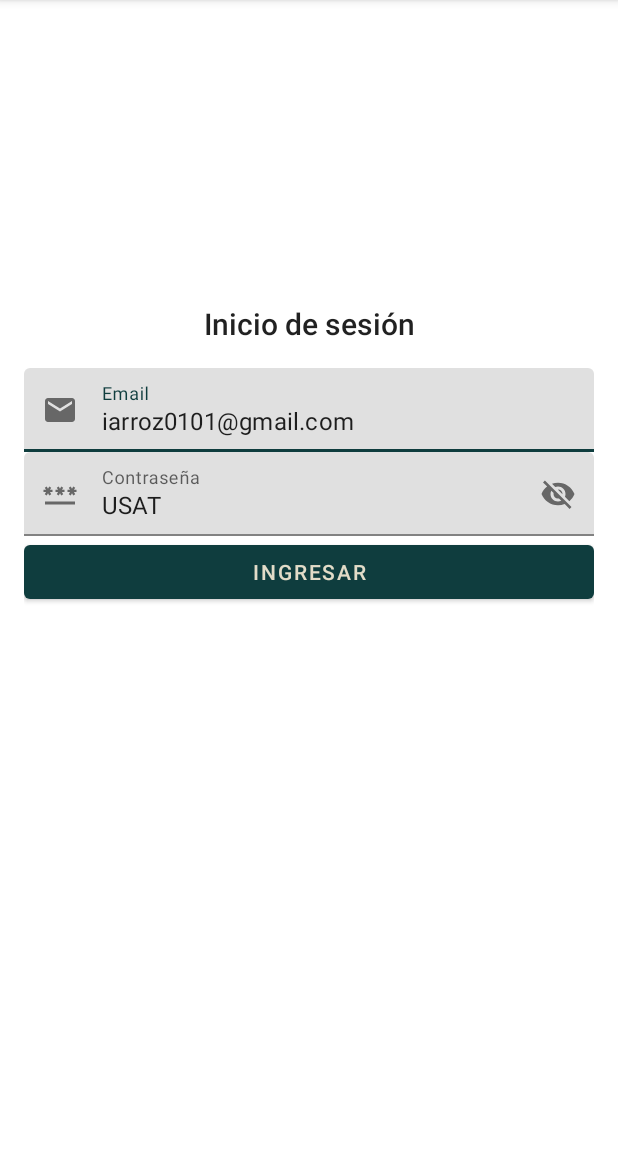
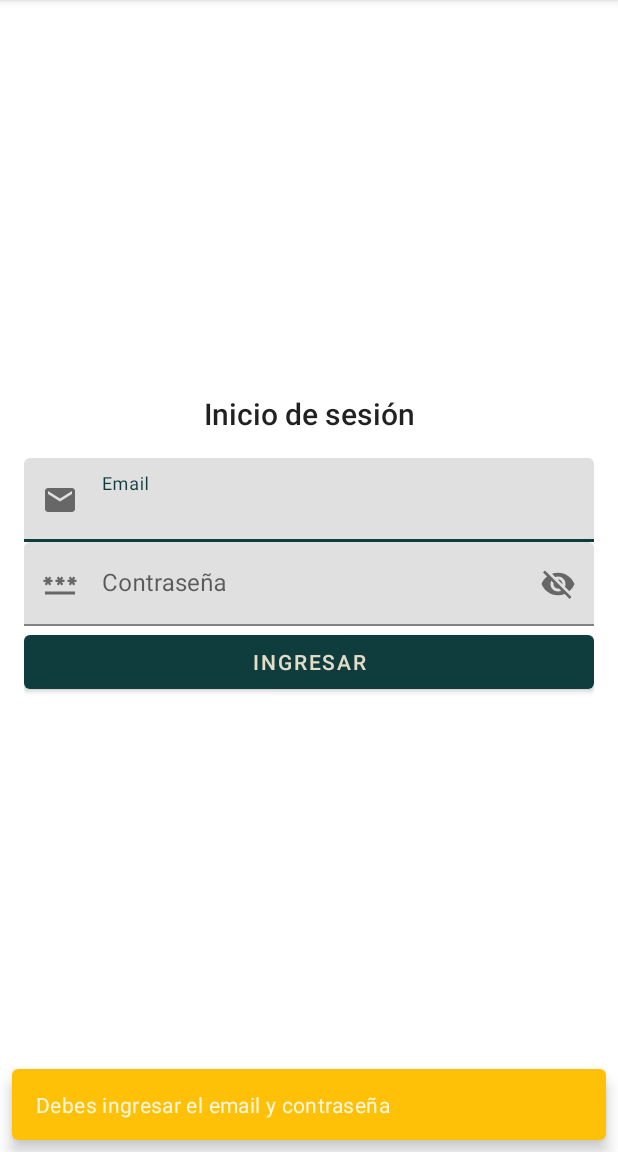
Before and after one commit to OxalcVasquez/ProyectoAnticipos, an Android app: the screen it shows after launch (LoginActivity), after a tap on "INGRESAR", on a phone screen of 412 x 824 dp, the part 84-1236 px from its top. Run offline under Robolectric (Android 15) with nearby library versions, the phone set to English and light mode, and no system bars.

Commit message:
Login validación

```diff
--- a/app/src/main/java/com/usat/desarrollo/moviles/appanticipos/LoginActivity.java
+++ b/app/src/main/java/com/usat/desarrollo/moviles/appanticipos/LoginActivity.java
@@ -45,14 +45,21 @@ public class LoginActivity extends AppCompatActivity {
         btnLogin = findViewById(R.id.btnLogin);
         progressBar = findViewById(R.id.progressBar);
         apiService = ApiAdapter.getApiService();
-
-        login(txtEmail.getText().toString(), Helper.convertPassMd5(txtPassword.getText().toString()));
+        login();
     }
 
-    private void login(String email, String password) {
+    private void login() {
         btnLogin.setOnClickListener(view -> {
+            if (validation()) {
+                Snackbar
+                        .make(findViewById(R.id.layoutLogin), R.string.txt_validation, Snackbar.LENGTH_LONG)
+                        .setBackgroundTint(ContextCompat.getColor(LoginActivity.this, R.color.warning))
+                        .show();
+                return;
+            }
+
             progressBar.setVisibility(View.VISIBLE);
-            apiService.getSesion(email, password).enqueue(new Callback<LoginResponse>() {
+            apiService.getSesion(txtEmail.getText().toString(), Helper.convertPassMd5(txtPassword.getText().toString())).enqueue(new Callback<LoginResponse>() {
                 @Override
                 public void onResponse(Call<LoginResponse> call, Response<LoginResponse> response) {
                     progressBar.setVisibility(View.GONE);
@@ -98,4 +105,8 @@ public class LoginActivity extends AppCompatActivity {
             });
         });
     }
+
+    private boolean validation() {
+        return txtEmail.getText().toString().isEmpty() || txtPassword.getText().toString().isEmpty();
+    }
 }
--- a/app/src/main/java/com/usat/desarrollo/moviles/appanticipos/data/remote/api/ApiAdapter.java
+++ b/app/src/main/java/com/usat/desarrollo/moviles/appanticipos/data/remote/api/ApiAdapter.java
@@ -6,7 +6,7 @@ import retrofit2.converter.gson.GsonConverterFactory;
 public class ApiAdapter {
     private static ApiService apiService;
 
-    private static final String BASE_URL = "https://web-services-anticipos.onrender.com/";
+    public static final String BASE_URL = "https://web-services-anticipos.onrender.com/";
 
     public static ApiService getApiService() {
         if (apiService == null) {
--- /dev/null
+++ b/app/src/main/res/drawable/ic_logout.xml
@@ -0,0 +1,5 @@
+<vector android:autoMirrored="true" android:height="24dp"
+    android:tint="#000000" android:viewportHeight="24"
+    android:viewportWidth="24" android:width="24dp" xmlns:android="http://schemas.android.com/apk/res/android">
+    <path android:fillColor="@android:color/white" android:pathData="M17,7l-1.41,1.41L18.17,11H8v2h10.17l-2.58,2.58L17,17l5,-5zM4,5h8V3H4c-1.1,0 -2,0.9 -2,2v14c0,1.1 0.9,2 2,2h8v-2H4V5z"/>
+</vector>
--- a/app/src/main/res/layout/activity_login.xml
+++ b/app/src/main/res/layout/activity_login.xml
@@ -28,7 +28,6 @@
         <com.google.android.material.textfield.TextInputEditText
             android:id="@+id/txt_login_email"
             android:layout_width="match_parent"
-            android:text="iarroz0101@gmail.com"
             android:layout_height="wrap_content" />
 
     </com.google.android.material.textfield.TextInputLayout>
@@ -43,7 +42,6 @@
         <com.google.android.material.textfield.TextInputEditText
             android:id="@+id/txt_login_password"
             android:layout_width="match_parent"
-            android:text="USAT"
             android:layout_height="wrap_content" />
 
     </com.google.android.material.textfield.TextInputLayout>
--- a/app/src/main/res/menu/activity_main_drawer.xml
+++ b/app/src/main/res/menu/activity_main_drawer.xml
@@ -30,6 +30,10 @@
                     android:id="@+id/nav_send"
                     android:icon="@drawable/ic_menu_send"
                     android:title="Send" />
+                <item
+                    android:id="@+id/nav_logout"
+                    android:icon="@drawable/ic_logout"
+                    android:title="Cerrar sesión" />
             </group>
         </menu>
     </item>
--- a/app/src/main/res/values/colors.xml
+++ b/app/src/main/res/values/colors.xml
@@ -9,4 +9,5 @@
     <color name="primaryTextColor">#ffffff</color>
     <color name="secondaryTextColor">#000000</color>
     <color name="error">#FD2525</color>
+    <color name="warning">#FFC107</color>
 </resources>
--- a/app/src/main/res/values/strings.xml
+++ b/app/src/main/res/values/strings.xml
@@ -40,6 +40,7 @@
     <string name="login_password">Contraseña</string>
     <string name="btn_login">Ingresar</string>
     <string name="title_login">Inicio de sesión</string>
+    <string name="txt_validation">Debes ingresar el email y contraseña</string>
     <!-- TODO: Remove or change this placeholder text -->
 
 
```
Also changed, not shown: app/src/main/java/com/usat/desarrollo/moviles/appanticipos/MenuActivity.java (+7 -0 lines), app/src/main/java/com/usat/desarrollo/moviles/appanticipos/domain/modelo/DatosSesion.java (+8 -0 lines), 1 other file.
